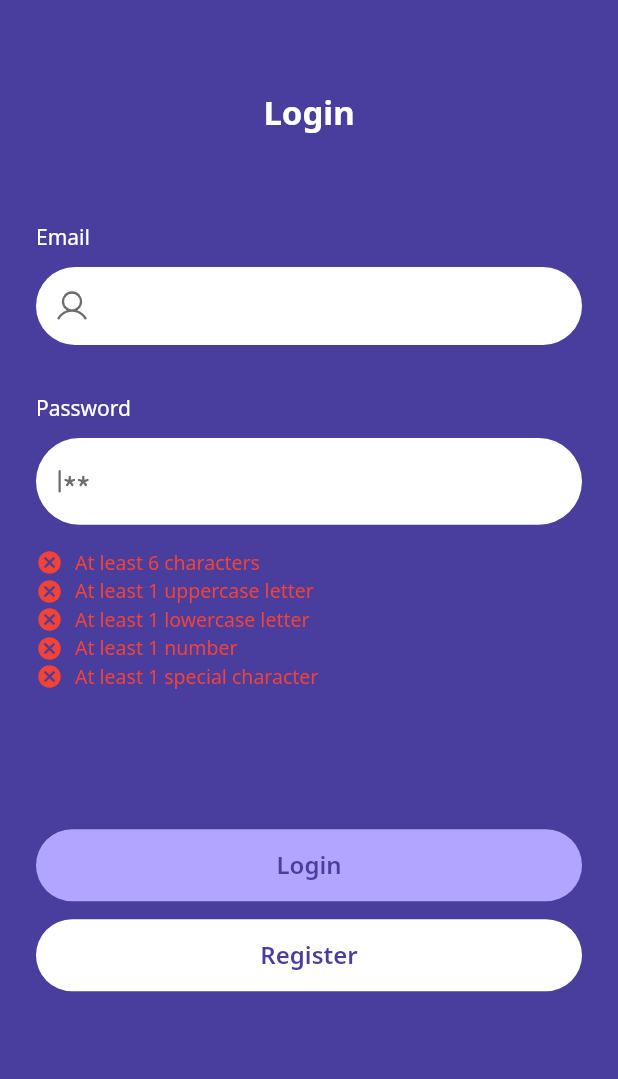
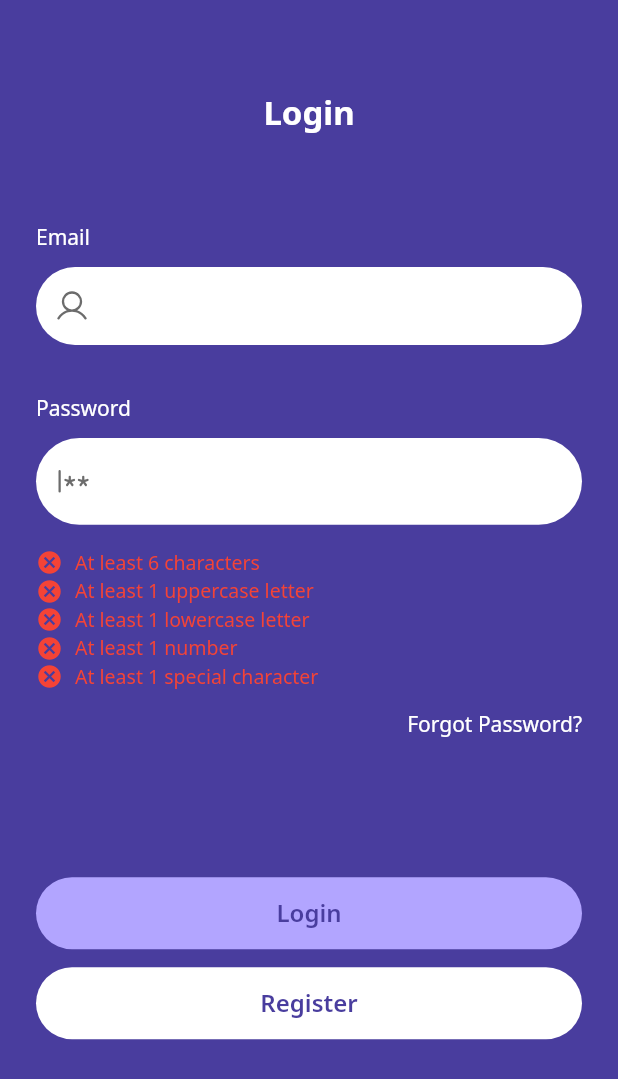
Before and after one commit to tsgofficial/chat_app, a Flutter app: the screen it shows after launch, on a phone screen of 412 x 824 dp. Shown: the top 1079 px of the screen. Run offline on Flutter 3.47's test engine with Material 3 defaults, Android fonts, the phone set to English and light mode, and no system bars; our stand-ins replace cached_network_image, flutter_secure_storage, gap, get, get_storage, google_fonts and 2 more; accounts and stored records are empty.

Commit message:
forgot password implemented

```diff
--- a/lib/my_app.dart
+++ b/lib/my_app.dart
@@ -1,4 +1,5 @@
 import 'package:chat_app/pages/chat/suite/chat_pages.dart';
+import 'package:chat_app/pages/forgot_password/suite/forgot_password_pages.dart';
 import 'package:flutter/material.dart';
 import 'package:get/get.dart';
 
@@ -20,7 +21,7 @@ class MyApp extends StatelessWidget {
       },
       child: GetMaterialApp(
         theme: MyTheme.instance.themeData,
-        getPages: [...RegisterPages.pages, ...ChatPages.pages],
+        getPages: [...RegisterPages.pages, ...ChatPages.pages, ...ForgotPasswordPages.pages],
         home: const CoreScreen(),
       ),
     );
--- /dev/null
+++ b/lib/pages/forgot_password/logic/forgot_password_binding.dart
@@ -0,0 +1,9 @@
+import 'package:chat_app/pages/forgot_password/logic/forgot_password_controller.dart';
+import 'package:get/get.dart';
+
+class ForgotPasswordBinding extends Bindings {
+  @override
+  void dependencies() {
+    Get.lazyPut<ForgotPasswordController>(() => ForgotPasswordController());
+  }
+}
--- /dev/null
+++ b/lib/pages/forgot_password/suite/forgot_password_pages.dart
@@ -0,0 +1,15 @@
+import 'package:get/get.dart';
+
+import '../logic/forgot_password_binding.dart';
+import '../view/forgot_password_screen.dart';
+import 'forgot_password_routes.dart';
+
+class ForgotPasswordPages {
+  static final List<GetPage> pages = [
+    GetPage(
+      name: ForgotPasswordRoutes.forgotPassword,
+      page: () => const ForgotPasswordScreen(),
+      binding: ForgotPasswordBinding(),
+    ),
+  ];
+}
--- /dev/null
+++ b/lib/pages/forgot_password/suite/forgot_password_routes.dart
@@ -0,0 +1,3 @@
+class ForgotPasswordRoutes {
+  static const String forgotPassword = '/forgot_password';
+}
--- a/lib/pages/login/logic/login_controller.dart
+++ b/lib/pages/login/logic/login_controller.dart
@@ -25,7 +25,8 @@ class LoginController extends GetxController {
 
   void updateButtonState() {
     state.isButtonActive.value =
-        (MyUtils.isValidEmail(state.email) || MyUtils.isValidUsername(state.email)) && MyUtils.isValidPassword(state.password.value);
+        (MyUtils.isValidEmail(state.email) || MyUtils.isValidUsername(state.email)) &&
+        MyUtils.isValidPassword(state.password.value);
   }
 
   Future<(bool, dynamic)> login() async {
--- a/lib/pages/login/view/login_screen.dart
+++ b/lib/pages/login/view/login_screen.dart
@@ -1,3 +1,4 @@
+import 'package:chat_app/pages/forgot_password/suite/forgot_password_routes.dart';
 import 'package:flutter/material.dart';
 import 'package:gap/gap.dart';
 import 'package:get/get.dart';
@@ -75,7 +76,21 @@ class LoginScreen extends StatelessWidget {
 
                         // password validation progress
                         PasswordValidation(password: controller.state.password),
+                        Gap(12),
 
+                        // forgot password button
+                        Align(
+                          alignment: Alignment.centerRight,
+                          child: GestureDetector(
+                            onTap: () async {
+                              await Get.toNamed(ForgotPasswordRoutes.forgotPassword);
+                            },
+                            child: Text(
+                              'Forgot Password?',
+                              style: Get.theme.textTheme.bodyMedium?.copyWith(color: MyColors.onPrimary),
+                            ),
+                          ),
+                        ),
                         const Gap(32),
                       ],
                     ),
--- a/lib/pages/profile/logic/profile_controller.dart
+++ b/lib/pages/profile/logic/profile_controller.dart
@@ -1,3 +1,4 @@
+import 'package:chat_app/functions/user_functions.dart';
 import 'package:get/get.dart';
 import 'package:supabase_flutter/supabase_flutter.dart';
 
@@ -5,6 +6,6 @@ class ProfileController extends GetxController {
   final SupabaseClient supabase = Supabase.instance.client;
 
   void signOut() async {
-    await supabase.auth.signOut();
+    await UserFunctions.signOut();
   }
 }
--- a/lib/pages/register/suite/register_pages.dart
+++ b/lib/pages/register/suite/register_pages.dart
@@ -5,5 +5,7 @@ import '../view/register_screen.dart';
 import 'register_routes.dart';
 
 class RegisterPages {
-  static final List<GetPage> pages = [GetPage(name: RegisterRoutes.register, page: () => const RegisterScreen(), binding: RegisterBinding())];
+  static final List<GetPage> pages = [
+    GetPage(name: RegisterRoutes.register, page: () => const RegisterScreen(), binding: RegisterBinding()),
+  ];
 }
```
Also changed, not shown: lib/functions/user_functions.dart (+8 -0 lines), lib/pages/forgot_password/logic/forgot_password_controller.dart (added, +33 -0 lines), lib/pages/forgot_password/state/forgot_password_state.dart (added, +7 -0 lines), lib/pages/forgot_password/view/forgot_password_screen.dart (added, +76 -0 lines).
